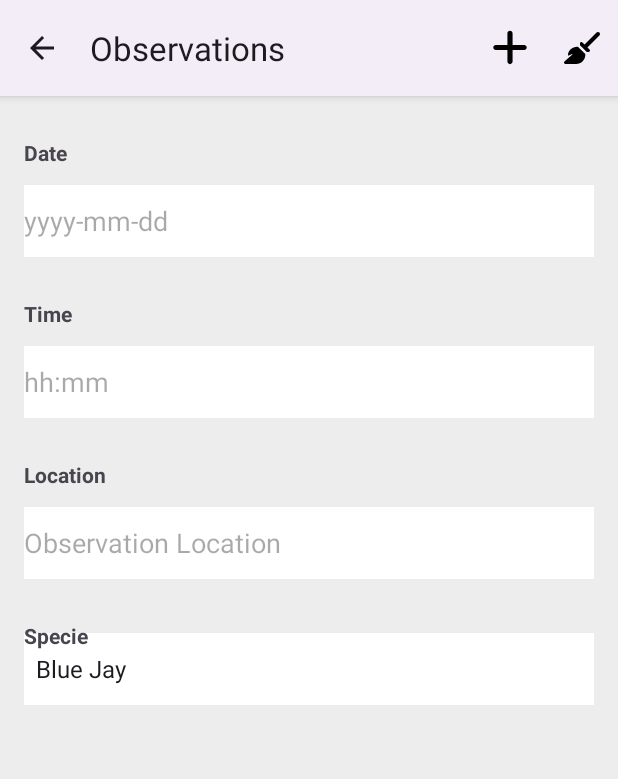
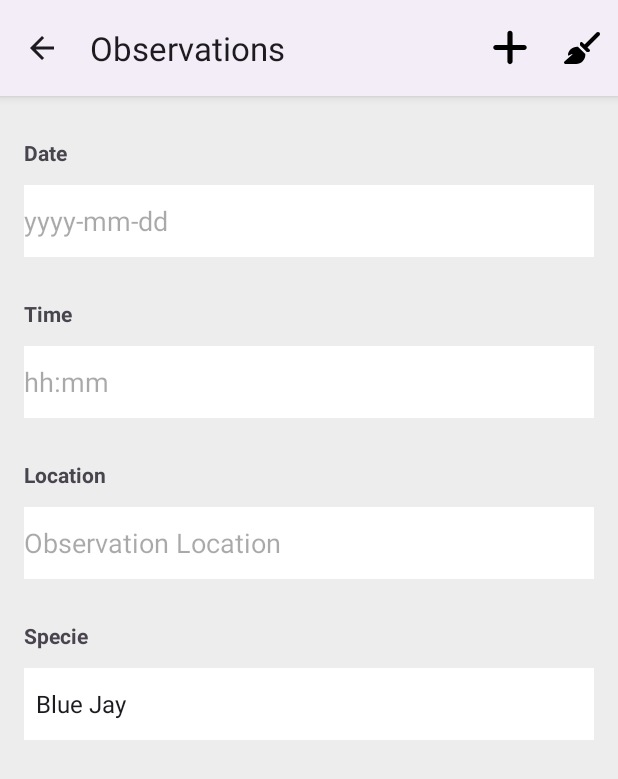
Before and after one commit to tgobmdev/birdwatch-app, an Android app: the ObservationCreateActivity screen opened directly, with no data from a screen before it, on a phone screen of 412 x 824 dp. Shown: the top 779 px of the screen. Run offline under Robolectric (Android 15) with nearby library versions, the phone set to English and light mode, and no system bars; our stand-ins replace Room's generated code.

Commit message:
fix: ajuste campo spinner

```diff
--- a/app/src/main/res/layout/activity_observation_form.xml
+++ b/app/src/main/res/layout/activity_observation_form.xml
@@ -59,11 +59,9 @@
     android:layout_width="0dp"
     android:layout_height="48dp"
     android:layout_marginTop="12dp"
-    android:layout_marginBottom="378dp"
     android:layout_marginStart="16dp"
     android:layout_marginEnd="16dp"
     android:background="@color/white"
-    app:layout_constraintBottom_toBottomOf="parent"
     app:layout_constraintEnd_toEndOf="parent"
     app:layout_constraintHorizontal_bias="0.0"
     app:layout_constraintStart_toStartOf="parent"
```
